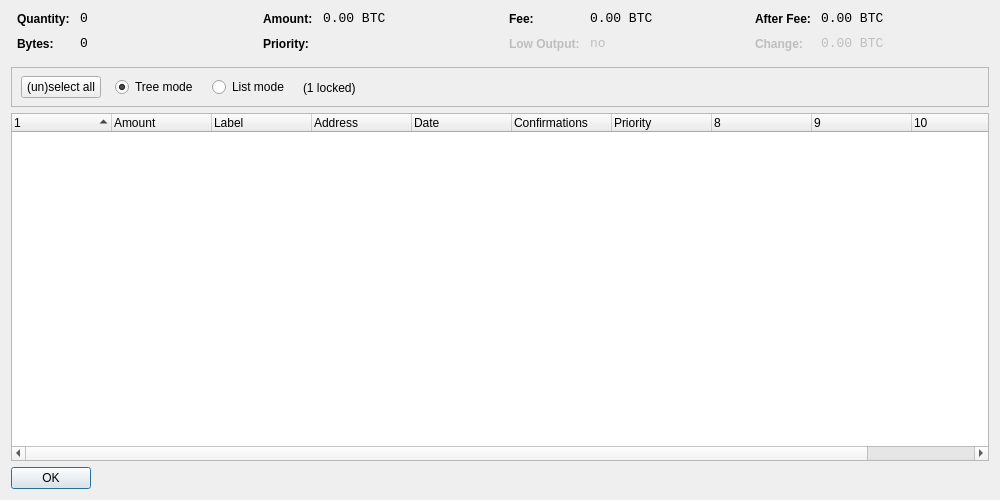
Old version of the form src/qt/forms/coincontroldialog.ui in the repository minblock/picscoin.
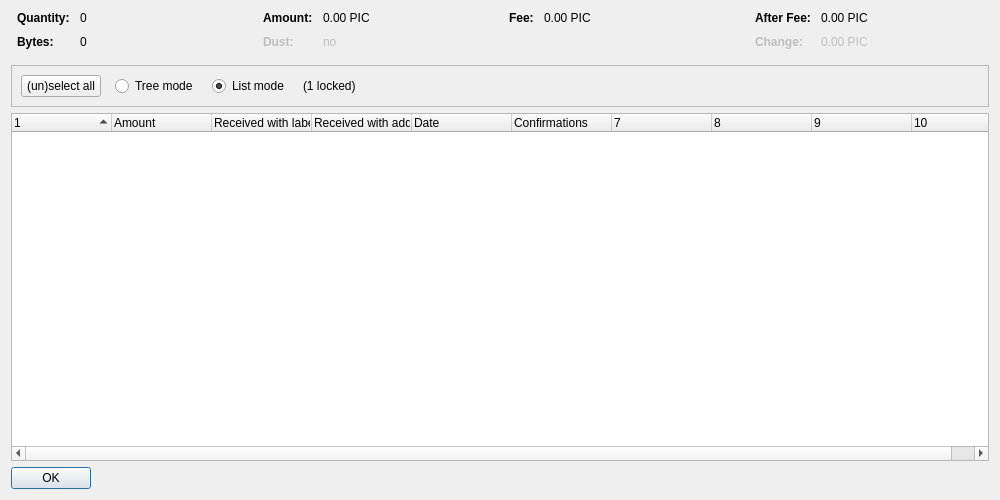
New version of the form. Custom widgets are drawn as their Qt base class.

The edit to the form file:
```diff
--- a/src/qt/forms/coincontroldialog.ui
+++ b/src/qt/forms/coincontroldialog.ui
@@ -38,8 +38,11 @@
        </property>
        <item row="0" column="0">
         <widget class="QLabel" name="labelCoinControlQuantityText">
-         <property name="styleSheet">
-          <string notr="true">font-weight:bold;</string>
+         <property name="font">
+          <font>
+           <weight>75</weight>
+           <bold>true</bold>
+          </font>
          </property>
          <property name="text">
           <string>Quantity:</string>
@@ -48,12 +51,6 @@
        </item>
        <item row="0" column="1">
         <widget class="QLabel" name="labelCoinControlQuantity">
-         <property name="font">
-          <font>
-           <family>Monospace</family>
-           <pointsize>10</pointsize>
-          </font>
-         </property>
          <property name="cursor">
           <cursorShape>IBeamCursor</cursorShape>
          </property>
@@ -70,8 +67,11 @@
        </item>
        <item row="1" column="0">
         <widget class="QLabel" name="labelCoinControlBytesText">
-         <property name="styleSheet">
-          <string notr="true">font-weight:bold;</string>
+         <property name="font">
+          <font>
+           <weight>75</weight>
+           <bold>true</bold>
+          </font>
          </property>
          <property name="text">
           <string>Bytes:</string>
@@ -80,12 +80,6 @@
        </item>
        <item row="1" column="1">
         <widget class="QLabel" name="labelCoinControlBytes">
-         <property name="font">
-          <font>
-           <family>Monospace</family>
-           <pointsize>10</pointsize>
-          </font>
-         </property>
          <property name="cursor">
           <cursorShape>IBeamCursor</cursorShape>
          </property>
@@ -118,8 +112,11 @@
        </property>
        <item row="0" column="0">
         <widget class="QLabel" name="labelCoinControlAmountText">
-         <property name="styleSheet">
-          <string notr="true">font-weight:bold;</string>
+         <property name="font">
+          <font>
+           <weight>75</weight>
+           <bold>true</bold>
+          </font>
          </property>
          <property name="text">
           <string>Amount:</string>
@@ -128,12 +125,6 @@
        </item>
        <item row="0" column="1">
         <widget class="QLabel" name="labelCoinControlAmount">
-         <property name="font">
-          <font>
-           <family>Monospace</family>
-           <pointsize>10</pointsize>
-          </font>
-         </property>
          <property name="cursor">
           <cursorShape>IBeamCursor</cursorShape>
          </property>
@@ -141,7 +132,7 @@
           <enum>Qt::ActionsContextMenu</enum>
          </property>
          <property name="text">
-          <string notr="true">0.00 BTC</string>
+          <string notr="true">0.00 PIC</string>
          </property>
          <property name="textInteractionFlags">
           <set>Qt::LinksAccessibleByMouse|Qt::TextSelectableByKeyboard|Qt::TextSelectableByMouse</set>
@@ -149,22 +140,25 @@
         </widget>
        </item>
        <item row="1" column="0">
-        <widget class="QLabel" name="labelCoinControlPriorityText">
-         <property name="styleSheet">
-          <string notr="true">font-weight:bold;</string>
+        <widget class="QLabel" name="labelCoinControlLowOutputText">
+         <property name="enabled">
+          <bool>false</bool>
+         </property>
+         <property name="font">
+          <font>
+           <weight>75</weight>
+           <bold>true</bold>
+          </font>
          </property>
          <property name="text">
-          <string>Priority:</string>
+          <string>Dust:</string>
          </property>
         </widget>
        </item>
        <item row="1" column="1">
-        <widget class="QLabel" name="labelCoinControlPriority">
-         <property name="font">
-          <font>
-           <family>Monospace</family>
-           <pointsize>10</pointsize>
-          </font>
+        <widget class="QLabel" name="labelCoinControlLowOutput">
+         <property name="enabled">
+          <bool>false</bool>
          </property>
          <property name="cursor">
           <cursorShape>IBeamCursor</cursorShape>
@@ -173,7 +167,7 @@
           <enum>Qt::ActionsContextMenu</enum>
          </property>
          <property name="text">
-          <string/>
+          <string notr="true">no</string>
          </property>
          <property name="textInteractionFlags">
           <set>Qt::LinksAccessibleByMouse|Qt::TextSelectableByKeyboard|Qt::TextSelectableByMouse</set>
@@ -198,8 +192,11 @@
        </property>
        <item row="0" column="0">
         <widget class="QLabel" name="labelCoinControlFeeText">
-         <property name="styleSheet">
-          <string notr="true">font-weight:bold;</string>
+         <property name="font">
+          <font>
+           <weight>75</weight>
+           <bold>true</bold>
+          </font>
          </property>
          <property name="text">
           <string>Fee:</string>
@@ -208,12 +205,6 @@
        </item>
        <item row="0" column="1">
         <widget class="QLabel" name="labelCoinControlFee">
-         <property name="font">
-          <font>
-           <family>Monospace</family>
-           <pointsize>10</pointsize>
-          </font>
-         </property>
          <property name="cursor">
           <cursorShape>IBeamCursor</cursorShape>
          </property>
@@ -221,45 +212,7 @@
           <enum>Qt::ActionsContextMenu</enum>
          </property>
          <property name="text">
-          <string notr="true">0.00 BTC</string>
-         </property>
-         <property name="textInteractionFlags">
-          <set>Qt::LinksAccessibleByMouse|Qt::TextSelectableByKeyboard|Qt::TextSelectableByMouse</set>
-         </property>
-        </widget>
-       </item>
-       <item row="1" column="0">
-        <widget class="QLabel" name="labelCoinControlLowOutputText">
-         <property name="enabled">
-          <bool>false</bool>
-         </property>
-         <property name="styleSheet">
-          <string notr="true">font-weight:bold;</string>
-         </property>
-         <property name="text">
-          <string>Low Output:</string>
-         </property>
-        </widget>
-       </item>
-       <item row="1" column="1">
-        <widget class="QLabel" name="labelCoinControlLowOutput">
-         <property name="enabled">
-          <bool>false</bool>
-         </property>
-         <property name="font">
-          <font>
-           <family>Monospace</family>
-           <pointsize>10</pointsize>
-          </font>
-         </property>
-         <property name="cursor">
-          <cursorShape>IBeamCursor</cursorShape>
-         </property>
-         <property name="contextMenuPolicy">
-          <enum>Qt::ActionsContextMenu</enum>
-         </property>
-         <property name="text">
-          <string>no</string>
+          <string notr="true">0.00 PIC</string>
          </property>
          <property name="textInteractionFlags">
           <set>Qt::LinksAccessibleByMouse|Qt::TextSelectableByKeyboard|Qt::TextSelectableByMouse</set>
@@ -284,8 +237,11 @@
        </property>
        <item row="0" column="0">
         <widget class="QLabel" name="labelCoinControlAfterFeeText">
-         <property name="styleSheet">
-          <string notr="true">font-weight:bold;</string>
+         <property name="font">
+          <font>
+           <weight>75</weight>
+           <bold>true</bold>
+          </font>
          </property>
          <property name="text">
           <string>After Fee:</string>
@@ -294,12 +250,6 @@
        </item>
        <item row="0" column="1">
         <widget class="QLabel" name="labelCoinControlAfterFee">
-         <property name="font">
-          <font>
-           <family>Monospace</family>
-           <pointsize>10</pointsize>
-          </font>
-         </property>
          <property name="cursor">
           <cursorShape>IBeamCursor</cursorShape>
          </property>
@@ -307,7 +257,7 @@
           <enum>Qt::ActionsContextMenu</enum>
          </property>
          <property name="text">
-          <string notr="true">0.00 BTC</string>
+          <string notr="true">0.00 PIC</string>
          </property>
          <property name="textInteractionFlags">
           <set>Qt::LinksAccessibleByMouse|Qt::TextSelectableByKeyboard|Qt::TextSelectableByMouse</set>
@@ -319,8 +269,11 @@
          <property name="enabled">
           <bool>false</bool>
          </property>
-         <property name="styleSheet">
-          <string notr="true">font-weight:bold;</string>
+         <property name="font">
+          <font>
+           <weight>75</weight>
+           <bold>true</bold>
+          </font>
          </property>
          <property name="text">
           <string>Change:</string>
@@ -332,12 +285,6 @@
          <property name="enabled">
           <bool>false</bool>
          </property>
-         <property name="font">
-          <font>
-           <family>Monospace</family>
-           <pointsize>10</pointsize>
-          </font>
-         </property>
          <property name="cursor">
           <cursorShape>IBeamCursor</cursorShape>
          </property>
@@ -345,7 +292,7 @@
           <enum>Qt::ActionsContextMenu</enum>
          </property>
          <property name="text">
-          <string notr="true">0.00 BTC</string>
+          <string notr="true">0.00 PIC</string>
          </property>
          <property name="textInteractionFlags">
           <set>Qt::LinksAccessibleByMouse|Qt::TextSelectableByKeyboard|Qt::TextSelectableByMouse</set>
@@ -370,15 +317,8 @@
      <property name="frameShadow">
       <enum>QFrame::Sunken</enum>
      </property>
-     <widget class="QWidget" name="horizontalLayoutWidget">
-      <property name="geometry">
-       <rect>
-        <x>10</x>
-        <y>0</y>
-        <width>781</width>
-        <height>41</height>
-       </rect>
-      </property>
+     <layout class="QHBoxLayout" name="horizontalLayout">
+      <item>
       <layout class="QHBoxLayout" name="horizontalLayoutPanel" stretch="0,0,0,0,0">
        <property name="spacing">
         <number>14</number>
@@ -394,6 +334,9 @@
          <property name="text">
           <string>(un)select all</string>
          </property>
+          <property name="autoDefault">
+           <bool>false</bool>
+          </property>
         </widget>
        </item>
        <item>
@@ -407,9 +350,6 @@
          <property name="text">
           <string>Tree mode</string>
          </property>
-         <property name="checked">
-          <bool>true</bool>
-         </property>
         </widget>
        </item>
        <item>
@@ -423,6 +363,9 @@
          <property name="text">
           <string>List mode</string>
          </property>
+          <property name="checked">
+           <bool>true</bool>
+          </property>
         </widget>
        </item>
        <item>
@@ -446,7 +389,8 @@
         </spacer>
        </item>
       </layout>
-     </widget>
+      </item>
+     </layout>
     </widget>
    </item>
    <item>
@@ -458,7 +402,7 @@
       <bool>false</bool>
      </property>
      <property name="columnCount">
-      <number>11</number>
+      <number>10</number>
      </property>
      <attribute name="headerShowSortIndicator" stdset="0">
       <bool>true</bool>
@@ -478,12 +422,12 @@
      </column>
      <column>
       <property name="text">
-       <string notr="true">Label</string>
+       <string>Received with label</string>
       </property>
      </column>
      <column>
       <property name="text">
-       <string>Address</string>
+       <string>Received with address</string>
       </property>
      </column>
      <column>
@@ -499,11 +443,6 @@
        <string>Confirmed</string>
       </property>
      </column>
-     <column>
-      <property name="text">
-       <string>Priority</string>
-      </property>
-     </column>
      <column>
       <property name="text">
        <string/>
```
Left out of the diff: 6 changed lines with no effect on the pictures. Lines whose indentation alone changed are shown as unchanged.
